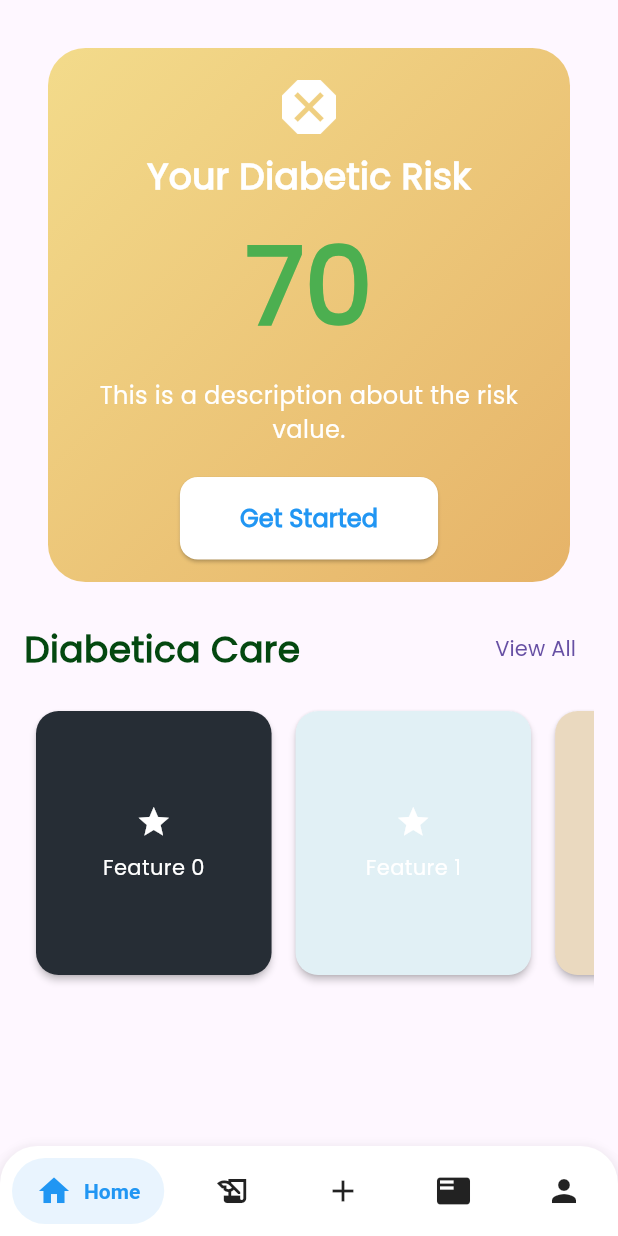
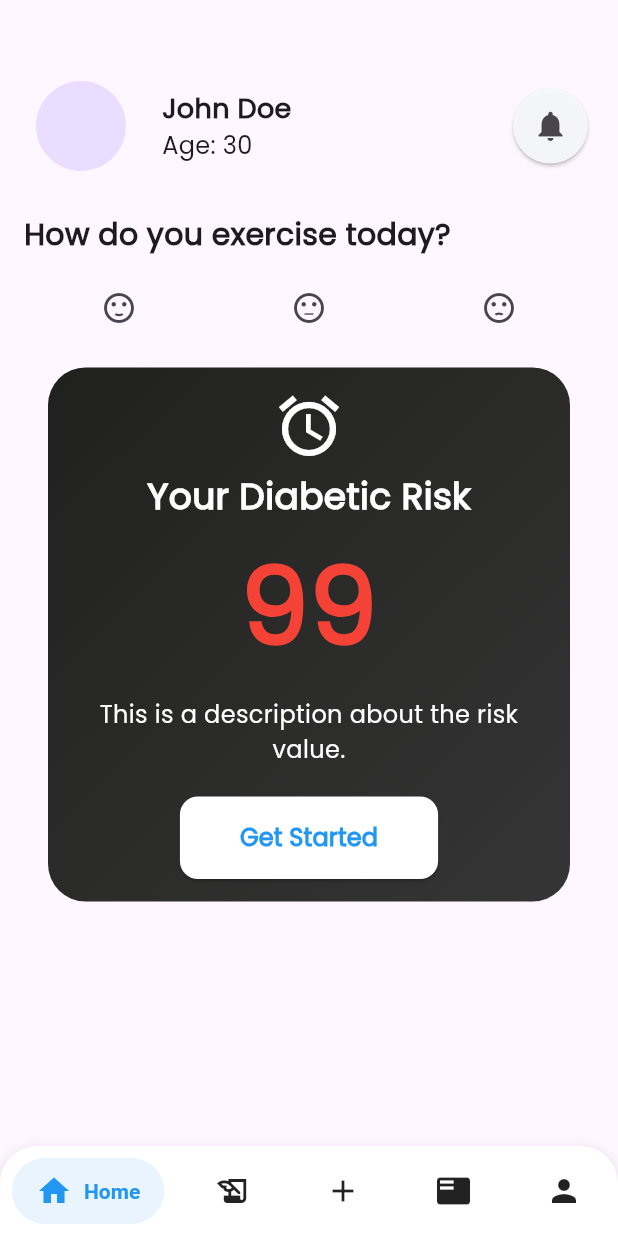
Before and after one commit to aisyalfawwaz/diabetica, a Flutter app: the CustomBottomBar screen opened directly, on a phone screen of 412 x 824 dp. Run offline on Flutter 3.47's test engine with Material 3 defaults, Android fonts, the light colour scheme and no system bars; drawn by our look-alikes of salomon_bottom_bar; our stand-ins replace cloud_firestore, dio, dots_indicator, firebase_auth, firebase_core, flutter_form_builder and 4 more; missing offline and left inert: gsform; accounts and stored records are empty.

Commit message:
add : Feature

```diff
--- a/lib/pages/HomePage.dart
+++ b/lib/pages/HomePage.dart
@@ -1,50 +1,50 @@
-import 'package:diabetica/widgets/DiabeticRiskCalculatorCard.dart';
-import 'package:diabetica/widgets/DiabeticaCareListView.dart';
-import 'package:flutter/material.dart';
-
+import 'package:diabetica/pages/MenuBottomSheet.dart';
 import 'package:diabetica/widgets/DiabeticRiskCalculatorCard.dart';
 import 'package:flutter/material.dart';
-import 'package:diabetica/widgets/HorizontalListView.dart';
+import 'package:diabetica/widgets/DiabeticRiskCard.dart';
+import 'package:diabetica/widgets/DiabeticaCareFeature.dart';
+import 'package:diabetica/widgets/EmoticonButton.dart';
+import 'package:diabetica/widgets/UserProfileWidget.dart';
 
 class HomePage extends StatelessWidget {
   @override
   Widget build(BuildContext context) {
     return Scaffold(
-      body: SingleChildScrollView(
-        child: Padding(
-          padding: EdgeInsets.all(16.0),
-          child: Column(
-            crossAxisAlignment: CrossAxisAlignment.start,
-            children: [
-              DiabeticRiskCalculatorCard(
-                icon: Icons.dangerous,
-                riskValue: 70,
-              ),
-              SizedBox(height: 20),
-              Row(
-                mainAxisAlignment: MainAxisAlignment.spaceBetween,
-                children: [
+      body: CustomScrollView(
+        slivers: [
+          SliverPadding(
+            padding: EdgeInsets.all(16.0),
+            sliver: SliverList(
+              delegate: SliverChildListDelegate(
+                [
+                  SizedBox(height: 30),
+                  UserProfileWidget(),
+                  SizedBox(height: 20),
                   Text(
-                    'Diabetica Care',
+                    'How do you exercise today?',
                     style: TextStyle(
-                      color: Color.fromARGB(255, 4, 72, 16),
-                      fontSize: 24,
+                      fontSize: 20,
                       fontWeight: FontWeight.bold,
                     ),
                   ),
-                  TextButton(
-                    onPressed: () {
-                      // Action to view all
-                    },
-                    child: Text('View All'),
+                  SizedBox(height: 10),
+                  Row(
+                    mainAxisAlignment: MainAxisAlignment.spaceAround,
+                    children: [
+                      EmoticonButton(icon: Icons.sentiment_satisfied),
+                      EmoticonButton(icon: Icons.sentiment_neutral),
+                      EmoticonButton(icon: Icons.sentiment_dissatisfied),
+                    ],
                   ),
+                  // DiabeticRiskCard(),
+                  DiabeticRiskCalculatorCard(
+                      icon: Icons.access_alarm, riskValue: 99)
+                  // DiabeticaCareWidget(),
                 ],
               ),
-              SizedBox(height: 10),
-              DiabeticaCareListView(), // Menggunakan widget HorizontalListView di sini
-            ],
+            ),
           ),
-        ),
+        ],
       ),
     );
   }
--- a/lib/widgets/CustomBottomDart.dart
+++ b/lib/widgets/CustomBottomDart.dart
@@ -1,5 +1,4 @@
 import 'package:diabetica/pages/ConsultationPage.dart';
-import 'package:diabetica/pages/FeaturePage.dart';
 import 'package:diabetica/pages/HistoryPage.dart';
 import 'package:diabetica/pages/HomePage.dart';
 import 'package:diabetica/pages/MedicineListPage.dart';
@@ -12,9 +11,13 @@ class CustomBottomBar extends StatefulWidget {
   _CustomBottomBarState createState() => _CustomBottomBarState();
 }
 
-class _CustomBottomBarState extends State<CustomBottomBar> {
+class _CustomBottomBarState extends State<CustomBottomBar>
+    with AutomaticKeepAliveClientMixin {
   int _currentIndex = 0;
   late PageController _pageController;
+
+  @override
+  bool get wantKeepAlive => true;
 
   @override
   void initState() {
@@ -23,13 +26,9 @@ class _CustomBottomBarState extends State<CustomBottomBar> {
   }
 
   @override
-  void dispose() {
-    _pageController.dispose();
-    super.dispose();
-  }
+  Widget build(BuildContext context) {
+    super.build(context); // Ensure that super.build is called
 
-  @override
-  Widget build(BuildContext context) {
     return Scaffold(
       body: PageView(
         controller: _pageController,
--- a/lib/widgets/DataFetchingWidget.dart
+++ b/lib/widgets/DataFetchingWidget.dart
@@ -1,5 +1,4 @@
 import 'package:flutter/material.dart';
-import 'dart:math' as math;
 
 class DataFetchingWidget extends StatefulWidget {
   final bool isFetching;
--- a/lib/widgets/DiabeticRiskCalculatorCard.dart
+++ b/lib/widgets/DiabeticRiskCalculatorCard.dart
@@ -74,8 +74,8 @@ class _DiabeticRiskCalculatorCardState extends State<DiabeticRiskCalculatorCard>
                 begin: Alignment.topLeft,
                 end: Alignment.bottomRight,
                 colors: [
-                  Color.fromARGB(255, 243, 219, 139),
-                  Color.fromARGB(255, 230, 179, 104)
+                  Color.fromARGB(255, 32, 32, 31),
+                  Color.fromARGB(255, 53, 53, 53)
                 ],
               ),
             ),
--- a/lib/widgets/DiabeticaCareListView.dart
+++ b/lib/widgets/DiabeticaCareListView.dart
@@ -1,62 +1,51 @@
 import 'package:flutter/material.dart';
+import 'package:diabetica/services/DiabeticaCareServices.dart';
 
-class DiabeticaCareListView extends StatelessWidget {
+class DiabeticaCareListView extends StatefulWidget {
+  @override
+  _DiabeticaCareListViewState createState() => _DiabeticaCareListViewState();
+}
+
+class _DiabeticaCareListViewState extends State<DiabeticaCareListView> {
+  late List<String> imageUrls = []; // Initialize with an empty list
+
+  @override
+  void initState() {
+    super.initState();
+    fetchImages();
+  }
+
+  Future<void> fetchImages() async {
+    final service = DiabeticaCareService();
+    final urls = await service.fetchImages();
+
+    setState(() {
+      imageUrls = urls;
+    });
+  }
+
   @override
   Widget build(BuildContext context) {
     return SizedBox(
       height: 200,
       child: ListView.builder(
         scrollDirection: Axis.horizontal,
-        itemCount: 5, // Ganti dengan jumlah item yang Anda inginkan
+        itemCount: imageUrls
+            .length, // Removed null check, as imageUrls is no longer nullable
         itemBuilder: (BuildContext context, int index) {
-          Color cardColor;
-          switch (index % 4) {
-            case 0:
-              cardColor = Color.fromRGBO(38, 45, 53, 1); // Warna biru pastel
-              break;
-            case 1:
-              cardColor =
-                  Color.fromRGBO(225, 240, 245, 1); // Warna hijau pastel
-              break;
-            case 2:
-              cardColor =
-                  Color.fromRGBO(234, 217, 191, 1); // Warna orange pastel
-              break;
-            case 3:
-              cardColor = Color.fromRGBO(204, 153, 255, 1); // Warna ungu pastel
-              break;
-            default:
-              cardColor =
-                  Color.fromRGBO(128, 178, 255, 1); // Warna default biru pastel
-          }
-
           return Container(
-            width:
-                MediaQuery.of(context).size.width * 0.42, // Atur lebar di sini
+            width: MediaQuery.of(context).size.width * 0.42,
             child: Card(
               elevation: 2.0,
-              margin: EdgeInsets.fromLTRB(
-                8.0,
-                8.0,
-                8.0,
-                16.0, // Tambahkan margin bawah di sini
-              ),
+              margin: EdgeInsets.fromLTRB(8.0, 8.0, 8.0, 16.0),
               shape: RoundedRectangleBorder(
                 borderRadius: BorderRadius.circular(15.0),
               ),
-              color: cardColor, // Tambahkan warna pada card
-              child: Padding(
-                padding: EdgeInsets.all(8.0),
-                child: Column(
-                  mainAxisAlignment: MainAxisAlignment.center,
-                  children: [
-                    Icon(Icons.star, color: Colors.white), // Atur warna ikon
-                    SizedBox(height: 8),
-                    Text(
-                      'Feature $index',
-                      style: TextStyle(color: Colors.white), // Atur warna teks
-                    ),
-                  ],
+              child: ClipRRect(
+                borderRadius: BorderRadius.circular(15.0),
+                child: Image.network(
+                  imageUrls[index],
+                  fit: BoxFit.cover,
                 ),
               ),
             ),
--- /dev/null
+++ b/lib/widgets/EmoticonButton.dart
@@ -0,0 +1,17 @@
+import 'package:flutter/material.dart';
+
+class EmoticonButton extends StatelessWidget {
+  final IconData icon;
+
+  EmoticonButton({required this.icon});
+
+  @override
+  Widget build(BuildContext context) {
+    return IconButton(
+      icon: Icon(icon),
+      onPressed: () {
+        // Handle emoticon button pressed
+      },
+    );
+  }
+}
--- a/lib/widgets/UserProfileWidget.dart
+++ b/lib/widgets/UserProfileWidget.dart
@@ -1,79 +1,54 @@
-// ignore_for_file: file_names, library_private_types_in_public_api, use_key_in_widget_constructors
-
 import 'package:flutter/material.dart';
 
-class UserProfileWidget extends StatefulWidget {
-  @override
-  _UserProfileWidgetState createState() => _UserProfileWidgetState();
-}
-
-class _UserProfileWidgetState extends State<UserProfileWidget>
-    with SingleTickerProviderStateMixin {
-  late AnimationController _controller;
-  late Animation<double> _animation;
-
-  @override
-  void initState() {
-    super.initState();
-    _controller = AnimationController(
-      vsync: this,
-      duration: const Duration(milliseconds: 300),
-    );
-    _animation = Tween<double>(begin: 1.0, end: 0.6).animate(_controller);
-  }
-
-  @override
-  void dispose() {
-    _controller.dispose();
-    super.dispose();
-  }
-
+class UserProfileWidget extends StatelessWidget {
   @override
   Widget build(BuildContext context) {
-    return Container(
-      margin: const EdgeInsets.only(top: 30), // Menambahkan margin top
-      child: Row(
+    return Row(
+      mainAxisAlignment: MainAxisAlignment.spaceBetween,
       children: [
-          const CircleAvatar(
+        Row(
+          children: [
+            Padding(
+              padding: const EdgeInsets.all(8.0),
+              child: CircleAvatar(
                 radius: 30,
-            backgroundImage: NetworkImage(
-              'https://www.pngall.com/wp-content/uploads/5/Profile-Avatar-PNG.png',
+                // Add user profile image here
               ),
             ),
-          const SizedBox(width: 10),
-          const Expanded(
-            child: Text(
-              'Diabetica', // Mengganti teks 'John Doe' menjadi 'Diabetica'
+            SizedBox(width: 16),
+            Column(
+              crossAxisAlignment: CrossAxisAlignment.start,
+              children: [
+                Text(
+                  'John Doe', // Replace with user's name
                   style: TextStyle(
-                fontSize: 35,
-                color: Colors.blue,
+                    fontSize: 18,
                     fontWeight: FontWeight.bold,
-                fontFamily: 'Poppins',
-              ),
-              textAlign: TextAlign.center, // Agar teks di-center
                   ),
                 ),
-          IconButton(
-            icon: AnimatedBuilder(
-              animation: _animation,
-              builder: (context, child) {
-                return Transform.scale(
-                  scale: _animation.value,
-                  child: child,
-                );
-              },
-              child: const Icon(
-                Icons.notifications,
-                size: 30,
-              ),
-            ),
-            onPressed: () {
-              _controller.forward(from: 0.0); // Memulai animasi
-              // Aksi saat icon notifikasi ditekan
-            },
+                Text(
+                  'Age: 30', // Replace with user's age
+                  style: TextStyle(fontSize: 16),
                 ),
               ],
             ),
+          ],
+        ),
+        Card(
+          color: Color.fromARGB(242, 246, 249, 249),
+          elevation: 1.0,
+          shape: CircleBorder(),
+          child: Padding(
+            padding: const EdgeInsets.all(1),
+            child: IconButton(
+              icon: Icon(Icons.notifications),
+              onPressed: () {
+                // Handle notification button pressed
+              },
+            ),
+          ),
+        ),
+      ],
     );
   }
 }
--- a/pubspec.yaml
+++ b/pubspec.yaml
@@ -49,6 +49,8 @@ dependencies:
   google_sign_in: ^6.2.1
   cloud_firestore: ^4.4.0
   moor_flutter: ^4.1.0
+  dio: ^4.0.0
+
 
 
 
```
Also changed, not shown: lib/pages/HomePageBackup.dart (added, +57 -0 lines), lib/pages/MenuBottomSheet.dart (added, +87 -0 lines), lib/services/DiabeticaCareServices.dart (added, +27 -0 lines), lib/widgets/DiabeticRiskCard.dart (added, +52 -0 lines), lib/widgets/DiabeticaCareFeature.dart (added, +159 -0 lines), pubspec.lock, 1 other file. Lines whose indentation alone changed are shown as unchanged.
